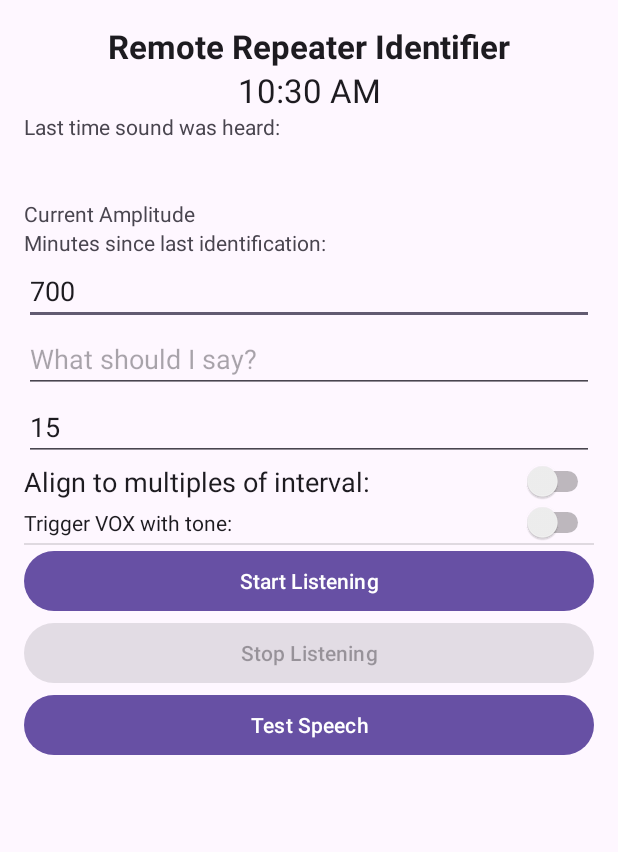
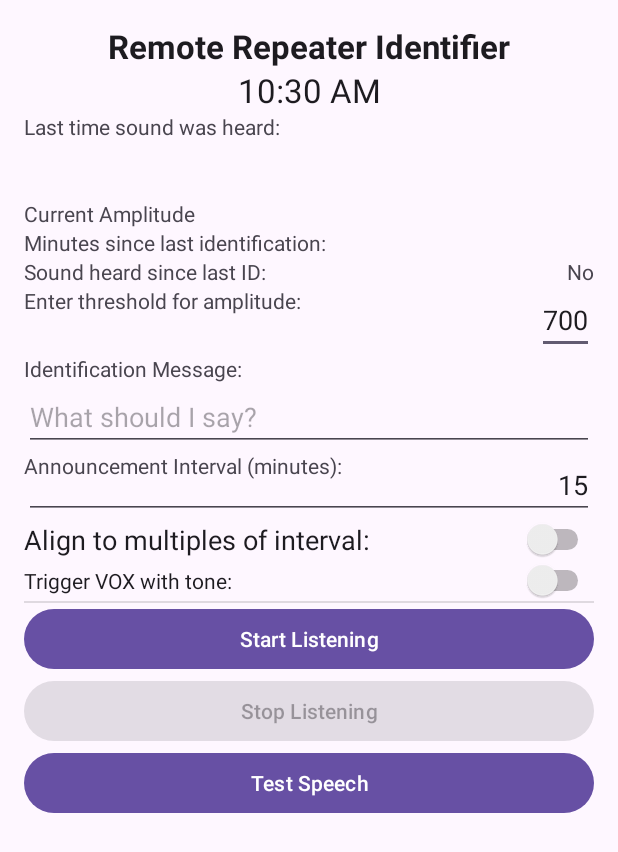
Before and after one commit to nathanchilton/remote-identifier, an Android app: the screen it shows after launch (MainActivity), on a phone screen of 412 x 824 dp. Shown: the top 852 px of the screen. Run offline under Robolectric (Android 15) with nearby library versions, the phone set to English and light mode, and no system bars.

Commit message:
fix: Add field to show whether sound has been heard since the last ID

```diff
--- a/app/src/main/java/com/nathanchilton/remoteidentifier/MainActivity.java
+++ b/app/src/main/java/com/nathanchilton/remoteidentifier/MainActivity.java
@@ -41,6 +41,7 @@ public class MainActivity extends AppCompatActivity {
     EditText identificationText;
     EditText announcementFrequencyEditText;
     TextView currentAmplitude;
+    TextView soundHeardSinceLastId;
     SharedPreferences sharedPreferences;
     private boolean permissionToRecordAccepted = false;
     private MediaRecorder mediaRecorder;
@@ -64,6 +65,7 @@ public class MainActivity extends AppCompatActivity {
         identificationText = findViewById(R.id.identificationText);
         announcementFrequencyEditText = findViewById(R.id.announcementFrequency);
         thresholdEditText = findViewById(R.id.thresholdEditText);
+        soundHeardSinceLastId = findViewById(R.id.soundHeardSinceLastId);
 
         ActivityCompat.requestPermissions(this, permissions, REQUEST_RECORD_AUDIO_PERMISSION);
 
@@ -120,7 +122,6 @@ public class MainActivity extends AppCompatActivity {
             @Override
             public void onTextChanged(CharSequence charSequence, int i, int i1, int i2) {
                 saveSettings();
-                // loadSettings();
             }
 
             @Override
@@ -138,7 +139,6 @@ public class MainActivity extends AppCompatActivity {
             @Override
             public void onTextChanged(CharSequence charSequence, int i, int i1, int i2) {
                 saveSettings();
-                // loadSettings();
             }
 
             @Override
@@ -156,7 +156,6 @@ public class MainActivity extends AppCompatActivity {
             @Override
             public void onTextChanged(CharSequence charSequence, int i, int i1, int i2) {
                 saveSettings();
-                // loadSettings();
             }
 
             @Override
@@ -320,8 +319,9 @@ public class MainActivity extends AppCompatActivity {
                             String timestamp = new SimpleDateFormat("yyyy-MM-dd HH:mm:ss", Locale.getDefault())
                                     .format(new Date());
                             timestampTextView
-                                    .setText(timestamp + "\nAmplitude: " + amplitude + "\nThreshold: " + threshold);
+                                    .setText(timestamp + "\nAmplitude: " + amplitude + "\tThreshold: " + threshold);
                             timeOfLastSoundWhichExceededTheThreshold = System.currentTimeMillis();
+                            soundHeardSinceLastId.setText("Yes");
                         } else {
                             // nobody is talking, so we can make an announcement, if appropriate
                             TextView minutesAgo = findViewById(R.id.minutesAgo);
@@ -339,6 +339,7 @@ public class MainActivity extends AppCompatActivity {
                                                     && (minuteOfHour % getAnnouncementFrequency() == 0)))) {
                                 try {
                                     makeAnnouncement();
+                                    soundHeardSinceLastId.setText("No");
                                 } catch (InterruptedException e) {
                                     Toast.makeText(getApplicationContext(), e.getMessage(), Toast.LENGTH_SHORT).show();
                                 }
--- a/app/src/main/res/layout/activity_sound_detection.xml
+++ b/app/src/main/res/layout/activity_sound_detection.xml
@@ -11,7 +11,6 @@
         android:layout_width="match_parent"
         android:layout_height="wrap_content"
         android:ems="10"
-        android:inputType="text"
         android:text="Remote Repeater Identifier"
         android:textAlignment="center"
         android:textAppearance="@style/TextAppearance.AppCompat.Large"
@@ -55,8 +54,7 @@
 
     <RelativeLayout
         android:layout_width="wrap_content"
-        android:layout_height="wrap_content"> >
-
+        android:layout_height="wrap_content">
         <TextView
             android:id="@+id/timeSinceLastIDLabel"
             android:layout_width="match_parent"
@@ -68,16 +66,55 @@
             android:layout_width="wrap_content"
             android:layout_height="wrap_content"
             android:layout_alignParentRight="true"
-
             android:textAlignment="textEnd" />
     </RelativeLayout>
 
+    <RelativeLayout
+        android:layout_width="wrap_content"
+        android:layout_height="wrap_content">
+        <TextView
+            android:id="@+id/soundHeardSinceLastIdLabel"
+            android:layout_width="match_parent"
+            android:layout_height="wrap_content"
+            android:text="Sound heard since last ID:" />
+
+        <TextView
+            android:id="@+id/soundHeardSinceLastId"
+            android:layout_width="wrap_content"
+            android:layout_height="wrap_content"
+            android:layout_alignParentRight="true"
+            android:textAlignment="textEnd"
+            android:text="No"
+        />
+    </RelativeLayout>
+
+    <RelativeLayout
+        android:layout_width="wrap_content"
+        android:layout_height="wrap_content">
+
+        <TextView
+            android:id="@+id/thresholdEditTextLabel"
+            android:layout_width="wrap_content"
+            android:layout_height="wrap_content"
+            android:text="Enter threshold for amplitude:" />
+
         <EditText
             android:id="@+id/thresholdEditText"
-        android:layout_width="match_parent"
+            android:layout_width="wrap_content"
             android:layout_height="wrap_content"
-        android:hint="Enter threshold for amplitude"
-        android:singleLine="true" />
+            android:layout_alignParentRight="true"
+            android:inputType="number"
+            android:singleLine="true"
+            android:textAlignment="textEnd"
+            android:textAppearance="@style/TextAppearance.AppCompat.Medium" />
+
+    </RelativeLayout>
+
+    <TextView
+        android:id="@+id/identificationTextLabel"
+        android:layout_width="wrap_content"
+        android:layout_height="wrap_content"
+        android:text="Identification Message:" />
 
     <EditText
         android:id="@+id/identificationText"
@@ -85,11 +122,26 @@
         android:layout_height="wrap_content"
         android:hint="What should I say?" />
 
+    <RelativeLayout
+        android:layout_width="wrap_content"
+        android:layout_height="wrap_content">
+
+        <TextView
+            android:id="@+id/announcementFrequencyLabel"
+            android:layout_width="wrap_content"
+            android:layout_height="wrap_content"
+            android:text="Announcement Interval (minutes):" />
+
         <EditText
             android:id="@+id/announcementFrequency"
             android:layout_width="match_parent"
             android:layout_height="wrap_content"
-        android:hint="How often should I identify?" />
+            android:layout_alignParentRight="true"
+            android:textAlignment="textEnd"
+            android:textAppearance="@style/TextAppearance.AppCompat.Medium"
+        />
+
+    </RelativeLayout>
 
     <Switch
         android:id="@+id/timeAlignment"
```
Lines whose indentation alone changed are shown as unchanged.
